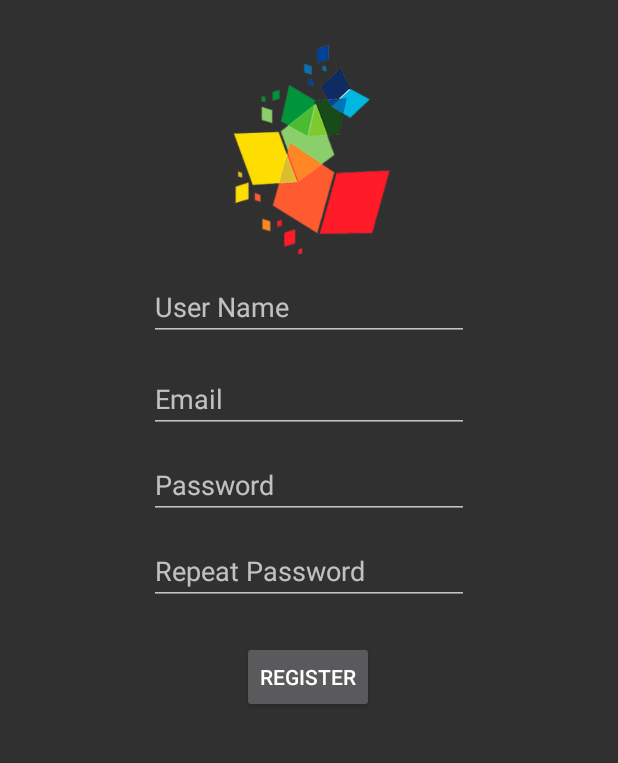
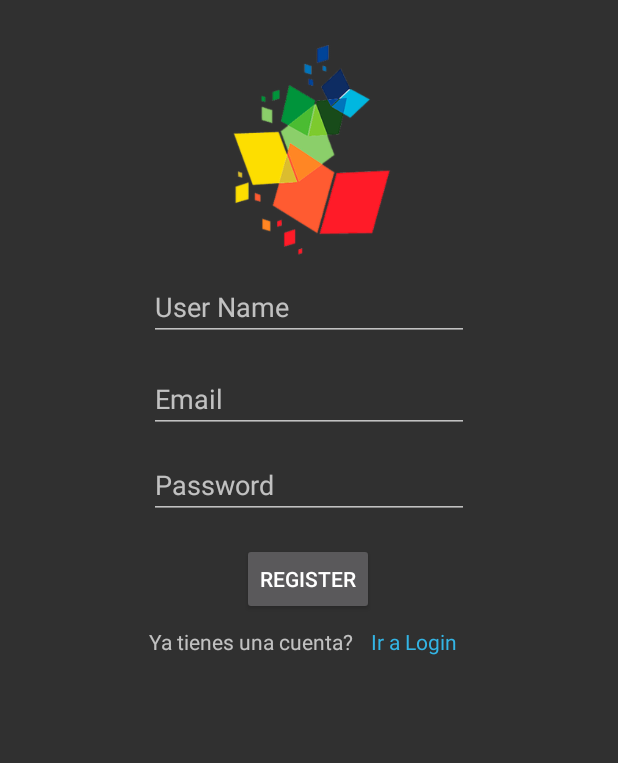
Before and after one commit to CalohSuave/Library, an Android app: the fragment RegisterFragment placed in its activity, after a tap on "REGISTER", on a phone screen of 412 x 824 dp, the part 84-847 px from its top. Run offline under Robolectric (Android 15) with nearby library versions, the phone set to English and light mode, and no system bars; Roboto replaces fonts that are not available here; 2 statements that could not run were skipped.

Commit message:
Login, Register and List view updated

```diff
--- a/app/src/main/java/com/example/library/ListBooksFragment.kt
+++ b/app/src/main/java/com/example/library/ListBooksFragment.kt
@@ -1,12 +1,12 @@
 package com.example.library
-
 import android.content.Context
 import android.os.Bundle
 import android.view.*
 import android.widget.ListView
+import androidx.fragment.app.Fragment
 
 
-class ListBooksFragment : androidx.fragment.app.Fragment() {
+class ListBooksFragment : Fragment() {
 
     var libro: ArrayList<Book> = ArrayList()
 
--- a/app/src/main/java/com/example/library/LoginFragment.kt
+++ b/app/src/main/java/com/example/library/LoginFragment.kt
@@ -5,10 +5,11 @@ import android.os.Bundle
 import android.view.LayoutInflater
 import android.view.View
 import android.view.ViewGroup
+import androidx.fragment.app.Fragment
 import kotlinx.android.synthetic.main.fragment_login.*
 
 
-class LoginFragment : androidx.fragment.app.Fragment() {
+class LoginFragment : Fragment() {
 
     private lateinit var listener: OnLoginFragmentPressed
 
--- a/app/src/main/java/com/example/library/MainActivity.kt
+++ b/app/src/main/java/com/example/library/MainActivity.kt
@@ -11,6 +11,12 @@ import kotlinx.android.synthetic.main.activity_main.*
 
 class MainActivity : AppCompatActivity(), OnListBookCellPressed, OnLoginFragmentPressed, OnRegisterFragment{
 
+
+
+    override fun goBack() {
+
+        onBackPressed()
+    }
 
 
     override fun isUserOnDataBase() {
@@ -52,8 +58,12 @@ class MainActivity : AppCompatActivity(), OnListBookCellPressed, OnLoginFragment
         setContentView(R.layout.activity_main)
 
         setSupportActionBar(toolbar as Toolbar)
-        val LoginFrag = LoginFragment()
-        supportFragmentManager.beginTransaction().replace(R.id.maincontainer,LoginFrag).commit()
+
+
+        if(savedInstanceState == null) {
+            val LoginFrag = LoginFragment()
+            supportFragmentManager.beginTransaction().replace(R.id.maincontainer, LoginFrag).commit()
+        }
 
 
     }
--- a/app/src/main/java/com/example/library/RegisterFragment.kt
+++ b/app/src/main/java/com/example/library/RegisterFragment.kt
@@ -1,10 +1,12 @@
 package com.example.library
 import android.content.Context
 import android.os.Bundle
-import android.util.Log
+import android.text.Editable
 import android.view.LayoutInflater
 import android.view.View
 import android.view.ViewGroup
+import android.widget.EditText
+import androidx.fragment.app.Fragment
 import com.example.library.RoomDataBase.User
 import com.example.library.RoomDataBase.UsersDatabase
 import kotlinx.android.synthetic.main.fragment_register.*
@@ -14,11 +16,15 @@ private const val ARG_EMAIL = "email"
 private const val ARG_PASSWORD = "password"
 
 
-class RegisterFragment : androidx.fragment.app.Fragment() {
+class RegisterFragment : Fragment() {
 
 
     private lateinit var email: String
     private lateinit var password: String
+
+    var emailCorrecto: Boolean = false
+    var contrasCorrect: Boolean = false
+    var usernameCorrect: Boolean = false
 
 
     private lateinit var listener: OnRegisterFragment
@@ -29,6 +35,15 @@ class RegisterFragment : androidx.fragment.app.Fragment() {
             email = it.getString(ARG_EMAIL) ?: ""
             password = it.getString(ARG_PASSWORD) ?: ""
         }
+
+
+
+
+
+
+
+
+
     }
 
     override fun onCreateView(
@@ -46,24 +61,83 @@ class RegisterFragment : androidx.fragment.app.Fragment() {
         et_password_registerfragment.setText(password)
 
 
+
         bt_register_registerfragment.setOnClickListener {
 
+            if (emailCorrecto && contrasCorrect) {
+                createNewAccount(et_username_registerfragment.text.toString(),
+                    et_email_registerfragment.text.toString(),
+                    et_password_registerfragment.text.toString()
+                )}
+        }
 
-            val id: String = UUID.randomUUID().toString()
-            var user = User(
-                id,
-                et_email_registerfragment.text.toString(),
-                et_username_registerfragment.text.toString(),
-                et_password_registerfragment.text.toString(),
-                null
-            )
-            val userDao = UsersDatabase.getInstance(activity!!.applicationContext).userDao()
-            userDao.insertUser(user)
+        tv_goback_registerfragment.setOnClickListener {
+            listener.goBack()
+        }
 
 
-        }
+        et_username_registerfragment.addTextChangedListener(object : TextChangedListener<EditText>(et_username_registerfragment) {
+            override fun onTextChanged(target: EditText, s: Editable) {
+                val res = resources
+                val nombresErr = res.getStringArray(R.array.NameErrors)
+
+
+                if (!et_username_registerfragment.text.isNullOrEmpty()) {
+
+                    if (isAlpha(et_username_registerfragment)) {
+                        et_username_registerfragment.error = null
+                    } else {
+                        et_username_registerfragment.error = nombresErr[1]
+                    }
+                } else {
+                    et_username_registerfragment.error = nombresErr[0]
+                }
+            }
+        })
+
+        et_email_registerfragment.addTextChangedListener(object : TextChangedListener<EditText>(et_email_registerfragment) {
+            override fun onTextChanged(target: EditText, s: Editable) {
+                val res = resources
+                val nombresErr = res.getStringArray(R.array.EmailErrors)
+
+
+                if (!et_email_registerfragment.text.isNullOrEmpty()) {
+
+                    if (isEmailValid(et_email_registerfragment)) {
+                        emailCorrecto = true
+                        et_email_registerfragment.error = null
+                    } else {
+                        et_email_registerfragment.error = nombresErr[1]
+                    }
+                } else {
+                    et_email_registerfragment.error = nombresErr[0]
+                }
+            }
+        })
+
+
+
+        et_password_registerfragment.addTextChangedListener(object : TextChangedListener<EditText>(et_password_registerfragment) {
+            override fun onTextChanged(target: EditText, s: Editable) {
+                val res = resources
+                val nombresErr = res.getStringArray(R.array.PasswordError)
+
+
+                if (!et_password_registerfragment.text.isNullOrEmpty()) {
+                    if (isPasswordValid(et_password_registerfragment)) {
+                        et_password_registerfragment.error = null
+                        contrasCorrect = true
+                    } else {
+                        et_password_registerfragment.error = nombresErr[1]
+                    }
+                } else {
+                    et_password_registerfragment.error = nombresErr[0]
+                }
+            }
+        })
+
+
     }
-
 
     override fun onAttach(context: Context) {
         super.onAttach(context)
@@ -83,6 +157,8 @@ class RegisterFragment : androidx.fragment.app.Fragment() {
         fun onRegisterFragment(text: String)
 
         fun onRegisterButtonPressed(email: String, name: String, Password: String)
+
+        fun goBack()
     }
 
     companion object {
@@ -95,4 +171,29 @@ class RegisterFragment : androidx.fragment.app.Fragment() {
                 }
             }
     }
+
+
+    fun isAlpha(nombre: EditText): Boolean {
+        val name = nombre.text.toString()
+        return name.matches("[a-zA-Z ]+".toRegex())
+    }
+
+
+    fun isEmailValid(nombre: EditText): Boolean {
+        val name = nombre.text.toString()
+        return name.matches("^\\w+@[a-zA-Z_]+?\\.[a-zA-Z]{2,3}\$".toRegex())
+    }
+
+    fun isPasswordValid(nombre: EditText): Boolean {
+        val name = nombre.text.toString()
+        return name.matches("^(?=.*?[a-zA-Z])(?=.*?[0-9]).{8,}\$".toRegex())
+
+
+    }
+
+    private fun createNewAccount(username: String, email: String , password: String) {
+
+    }
+
+
 }
--- a/app/src/main/res/layout/fragment_register.xml
+++ b/app/src/main/res/layout/fragment_register.xml
@@ -51,25 +51,11 @@
         android:layout_width="wrap_content"
         android:layout_height="wrap_content"
         android:layout_marginStart="8dp"
-        android:layout_marginTop="24dp"
+        android:layout_marginTop="16dp"
         android:layout_marginEnd="8dp"
         android:text="register"
         app:layout_constraintEnd_toEndOf="parent"
         app:layout_constraintHorizontal_bias="0.498"
-        app:layout_constraintStart_toStartOf="parent"
-        app:layout_constraintTop_toBottomOf="@+id/et_passwordverification_registerfragment" />
-
-    <EditText
-        android:id="@+id/et_passwordverification_registerfragment"
-        android:layout_width="213dp"
-        android:layout_height="wrap_content"
-        android:layout_marginStart="8dp"
-        android:layout_marginTop="12dp"
-        android:layout_marginEnd="8dp"
-        android:ems="10"
-        android:hint="Repeat Password"
-        android:inputType="textPassword"
-        app:layout_constraintEnd_toEndOf="parent"
         app:layout_constraintStart_toStartOf="parent"
         app:layout_constraintTop_toBottomOf="@+id/et_password_registerfragment" />
 
@@ -87,4 +73,31 @@
         app:layout_constraintStart_toStartOf="parent"
         app:layout_constraintTop_toBottomOf="@+id/iv_logo" />
 
+    <TextView
+        android:id="@+id/tv_mss_registerfragment"
+        android:layout_width="140dp"
+        android:layout_height="26dp"
+        android:layout_marginStart="8dp"
+        android:layout_marginTop="8dp"
+        android:layout_marginEnd="8dp"
+        android:text="Ya tienes una cuenta?"
+        app:layout_constraintEnd_toEndOf="parent"
+        app:layout_constraintHorizontal_bias="0.356"
+        app:layout_constraintStart_toStartOf="parent"
+        app:layout_constraintTop_toBottomOf="@+id/bt_register_registerfragment" />
+
+    <TextView
+        android:id="@+id/tv_goback_registerfragment"
+        android:layout_width="87dp"
+        android:layout_height="29dp"
+        android:layout_marginStart="8dp"
+        android:layout_marginTop="8dp"
+        android:layout_marginEnd="8dp"
+        android:text="Ir a Login"
+        android:textColor="@android:color/holo_blue_light"
+        app:layout_constraintEnd_toEndOf="parent"
+        app:layout_constraintHorizontal_bias="0.0"
+        app:layout_constraintStart_toEndOf="@+id/tv_mss_registerfragment"
+        app:layout_constraintTop_toBottomOf="@+id/bt_register_registerfragment" />
+
 </androidx.constraintlayout.widget.ConstraintLayout>
--- a/app/src/main/res/values/strings.xml
+++ b/app/src/main/res/values/strings.xml
@@ -4,4 +4,23 @@
     <!-- TODO: Remove or change this placeholder text -->
     <string name="hello_blank_fragment">Hello blank fragment</string>
     <string name="tv_login_main">tv_login_main</string>
+
+    <string-array name="NameErrors">
+        <item>Inserte un valor</item>
+        <item>Este campo no puede contener numeros</item>
+        <item></item>
+    </string-array>
+
+    <string-array name="EmailErrors">
+        <item>Inserte un correo</item>
+        <item>Inserte un email valido</item>
+        <item></item>
+    </string-array>
+
+
+    <string-array name="PasswordError">
+        <item>Inserte una contraseña</item>
+        <item>Debe contener 8 caracteres y 1 numerico</item>
+        <item></item>
+    </string-array>
 </resources>
```
Also changed, not shown: app/src/main/java/com/example/library/TextWatcher.kt (added, +18 -0 lines).
